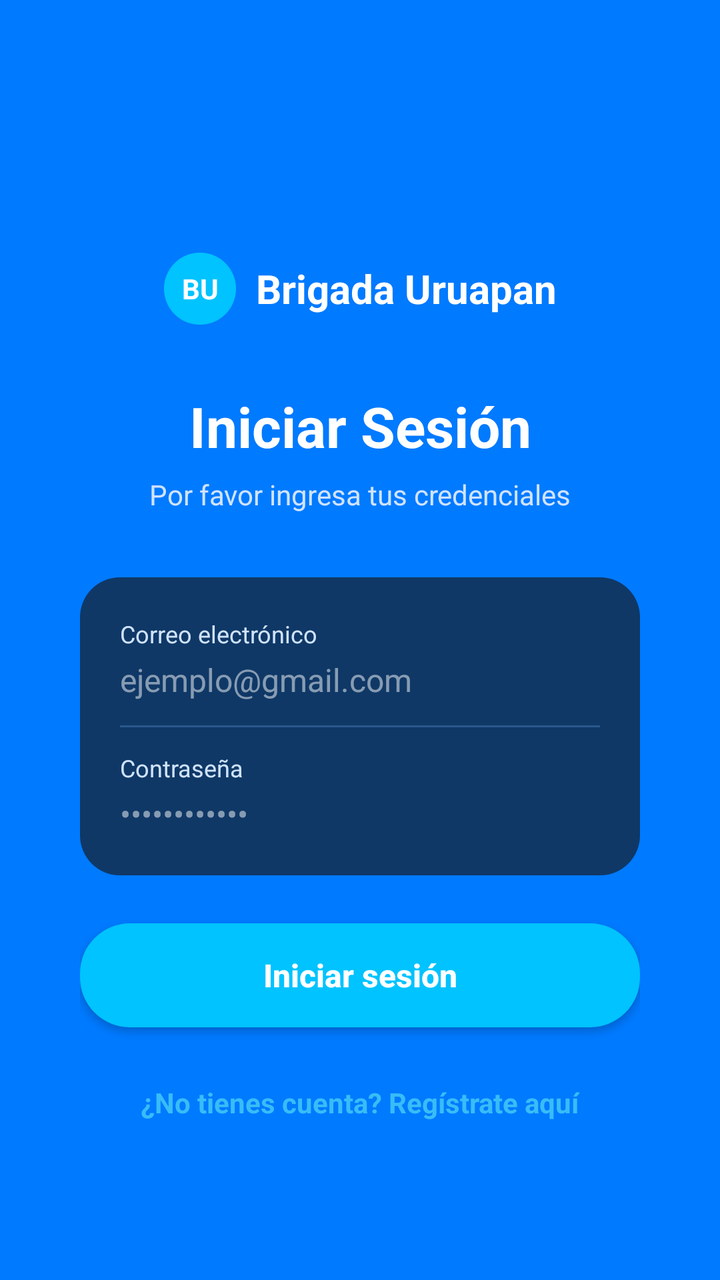
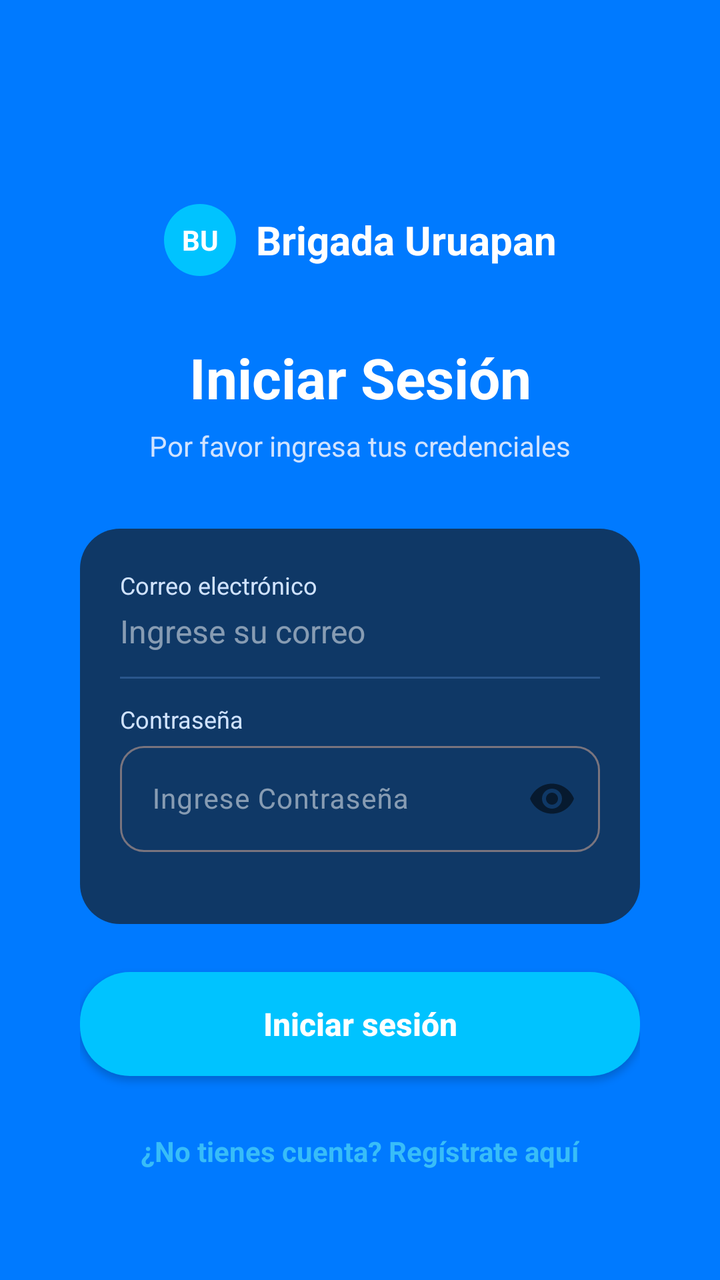

Two renders of the same Android screen: before a commit and after it. Below are the layout's source before the change and the commit's diff.
<!-- AndroidManifest.xml: application theme Theme.BrigadaUruapanClient -->
<!-- res/layout/activity_login.xml -->
<?xml version="1.0" encoding="utf-8"?>
<androidx.constraintlayout.widget.ConstraintLayout
    xmlns:android="http://schemas.android.com/apk/res/android"
    xmlns:app="http://schemas.android.com/apk/res-auto"
    android:id="@+id/main"
    android:layout_width="match_parent"
    android:layout_height="match_parent"
    android:background="@color/login_bg_blue"
    android:padding="40dp">

    
    <LinearLayout
        android:id="@+id/layoutLogo"
        android:layout_width="wrap_content"
        android:layout_height="wrap_content"
        android:gravity="center_vertical"
        android:orientation="horizontal"
        app:layout_constraintBottom_toTopOf="@+id/tvTitle"
        app:layout_constraintEnd_toEndOf="parent"
        app:layout_constraintStart_toStartOf="parent"
        app:layout_constraintTop_toTopOf="parent"
        app:layout_constraintVertical_chainStyle="packed">

        
        <TextView
            android:layout_width="36dp"
            android:layout_height="36dp"
            android:background="@drawable/bg_button_rounded"
            android:gravity="center"
            android:text="BU"
            android:textColor="@color/login_text_white"
            android:textSize="14sp"
            android:textStyle="bold" />

        <TextView
            android:layout_width="wrap_content"
            android:layout_height="wrap_content"
            android:layout_marginStart="10dp"
            android:text="Brigada Uruapan"
            android:textColor="@color/login_text_white"
            android:textSize="20sp"
            android:textStyle="bold" />
    </LinearLayout>

    
    <TextView
        android:id="@+id/tvTitle"
        android:layout_width="wrap_content"
        android:layout_height="wrap_content"
        android:layout_marginTop="32dp"
        android:text="Iniciar Sesión"
        android:textColor="@color/login_text_white"
        android:textSize="28sp"
        android:textStyle="bold"
        app:layout_constraintBottom_toTopOf="@+id/tvSubtitle"
        app:layout_constraintEnd_toEndOf="parent"
        app:layout_constraintStart_toStartOf="parent"
        app:layout_constraintTop_toBottomOf="@+id/layoutLogo" />

    <TextView
        android:id="@+id/tvSubtitle"
        android:layout_width="wrap_content"
        android:layout_height="wrap_content"
        android:layout_marginTop="6dp"
        android:text="Por favor ingresa tus credenciales"
        android:textColor="@color/login_text_subtitle"
        android:textSize="14sp"
        app:layout_constraintBottom_toTopOf="@+id/cardForm"
        app:layout_constraintEnd_toEndOf="parent"
        app:layout_constraintStart_toStartOf="parent"
        app:layout_constraintTop_toBottomOf="@+id/tvTitle" />

    
    <LinearLayout
        android:id="@+id/cardForm"
        android:layout_width="match_parent"
        android:layout_height="wrap_content"
        android:layout_marginTop="32dp"
        android:background="@drawable/bg_card_rounded"
        android:orientation="vertical"
        android:padding="20dp"
        app:layout_constraintBottom_toTopOf="@+id/btnLogin"
        app:layout_constraintEnd_toEndOf="parent"
        app:layout_constraintStart_toStartOf="parent"
        app:layout_constraintTop_toBottomOf="@+id/tvSubtitle">

        
        <TextView
            android:layout_width="wrap_content"
            android:layout_height="wrap_content"
            android:text="Correo electrónico"
            android:textColor="@color/login_text_subtitle"
            android:textSize="12sp" />

        <EditText
            android:id="@+id/etEmail"
            android:layout_width="match_parent"
            android:layout_height="wrap_content"
            android:layout_marginTop="4dp"
            android:background="@null"
            android:hint="ejemplo@gmail.com"
            android:inputType="textEmailAddress"
            android:textColor="@color/login_text_white"
            android:textColorHint="#80FFFFFF"
            android:textSize="16sp" />

        
        <View
            android:layout_width="match_parent"
            android:layout_height="1dp"
            android:layout_marginTop="12dp"
            android:layout_marginBottom="12dp"
            android:background="@color/login_divider" />

        
        <TextView
            android:layout_width="wrap_content"
            android:layout_height="wrap_content"
            android:text="Contraseña"
            android:textColor="@color/login_text_subtitle"
            android:textSize="12sp" />

        <EditText
            android:id="@+id/etPassword"
            android:layout_width="match_parent"
            android:layout_height="wrap_content"
            android:layout_marginTop="4dp"
            android:background="@null"
            android:hint="••••••••••••"
            android:inputType="textPassword"
            android:textColor="@color/login_text_white"
            android:textColorHint="#80FFFFFF"
            android:textSize="16sp" />
    </LinearLayout>

    
    <androidx.appcompat.widget.AppCompatButton
        android:id="@+id/btnLogin"
        android:layout_width="match_parent"
        android:layout_height="52dp"
        android:layout_marginTop="24dp"
        android:background="@drawable/bg_button_rounded"
        android:text="Iniciar sesión"
        android:textAllCaps="false"
        android:textColor="@color/login_btn_text"
        android:textSize="16sp"
        android:textStyle="bold"
        app:layout_constraintBottom_toBottomOf="parent"
        app:layout_constraintEnd_toEndOf="parent"
        app:layout_constraintStart_toStartOf="parent"
        app:layout_constraintTop_toBottomOf="@+id/cardForm" />
    <TextView
        android:id="@+id/tvIrARegistro"
        android:layout_width="wrap_content"
        android:layout_height="wrap_content"
        android:layout_marginTop="20dp"
        android:padding="8dp"
        android:text="¿No tienes cuenta? Regístrate aquí"
        android:textColor="#38BDF8"
        android:textSize="14sp"
        android:textStyle="bold"
        app:layout_constraintEnd_toEndOf="parent"
        app:layout_constraintStart_toStartOf="parent"
        app:layout_constraintTop_toBottomOf="@+id/btnLogin" />

</androidx.constraintlayout.widget.ConstraintLayout>
<!-- resources referenced by this layout -->
<resources>
  <color name="login_bg_blue">#007AFF</color>
  <color name="login_btn_text">#FFFFFF</color>
  <color name="login_divider">#2A568C</color>
  <color name="login_text_subtitle">#D0E3FF</color>
  <color name="login_text_white">#FFFFFF</color>
  <!-- drawable bg_button_rounded (drawable) -->
  <?xml version="1.0" encoding="utf-8"?>
  <shape xmlns:android="http://schemas.android.com/apk/res/android"
      android:shape="rectangle">
      <solid android:color="@color/login_btn_bg" />
      <corners android:radius="25dp" />
  </shape>
  <!-- drawable bg_card_rounded (drawable) -->
  <?xml version="1.0" encoding="utf-8"?>
  <shape xmlns:android="http://schemas.android.com/apk/res/android"
      android:shape="rectangle">
      <solid android:color="@color/login_card_bg" />
      <corners android:radius="20dp" />
  </shape>
  <style name="Theme.BrigadaUruapanClient" parent="Base.Theme.BrigadaUruapanClient" />
  <color name="login_btn_bg">#00C3FF</color>
  <color name="login_card_bg">#0F3866</color>
  <style name="Base.Theme.BrigadaUruapanClient" parent="Theme.Material3.DayNight.NoActionBar">
          
          
      </style>
</resources>

<!-- the commit's change to res/layout/activity_login.xml (unified diff, before → after) -->
@@ -71,6 +71,8 @@
         app:layout_constraintTop_toBottomOf="@+id/tvTitle" />
 
     
+
+    
     <LinearLayout
         android:id="@+id/cardForm"
         android:layout_width="match_parent"
@@ -81,6 +83,7 @@
         android:padding="20dp"
         app:layout_constraintBottom_toTopOf="@+id/btnLogin"
         app:layout_constraintEnd_toEndOf="parent"
+        app:layout_constraintHorizontal_bias="0.0"
         app:layout_constraintStart_toStartOf="parent"
         app:layout_constraintTop_toBottomOf="@+id/tvSubtitle">
 
@@ -98,7 +101,7 @@
             android:layout_height="wrap_content"
             android:layout_marginTop="4dp"
             android:background="@null"
-            android:hint="ejemplo@gmail.com"
+            android:hint="Ingrese su correo"
             android:inputType="textEmailAddress"
             android:textColor="@color/login_text_white"
             android:textColorHint="#80FFFFFF"
@@ -120,20 +123,31 @@
             android:textColor="@color/login_text_subtitle"
             android:textSize="12sp" />
 
-        <EditText
-            android:id="@+id/etPassword"
+        <com.google.android.material.textfield.TextInputLayout
             android:layout_width="match_parent"
             android:layout_height="wrap_content"
-            android:layout_marginTop="4dp"
-            android:background="@null"
-            android:hint="••••••••••••"
-            android:inputType="textPassword"
-            android:textColor="@color/login_text_white"
+            android:layout_marginBottom="16dp"
+            android:hint="Ingrese Contraseña"
+            app:boxBackgroundMode="outline"
+            app:boxCornerRadiusBottomEnd="12dp"
+            app:boxCornerRadiusBottomStart="12dp"
+            app:boxCornerRadiusTopEnd="12dp"
+            app:boxCornerRadiusTopStart="12dp"
             android:textColorHint="#80FFFFFF"
-            android:textSize="16sp" />
+            app:hintTextColor="#38BDF8"
+            app:passwordToggleEnabled="true">
+
+            <com.google.android.material.textfield.TextInputEditText
+                android:id="@+id/etPassword"
+                android:layout_width="match_parent"
+                android:layout_height="wrap_content"
+                android:inputType="textPassword"
+                android:textColorHint="#80FFFFFF"
+                android:textSize="14sp" />
+        </com.google.android.material.textfield.TextInputLayout>
+
     </LinearLayout>
 
-    
     <androidx.appcompat.widget.AppCompatButton
         android:id="@+id/btnLogin"
         android:layout_width="match_parent"
